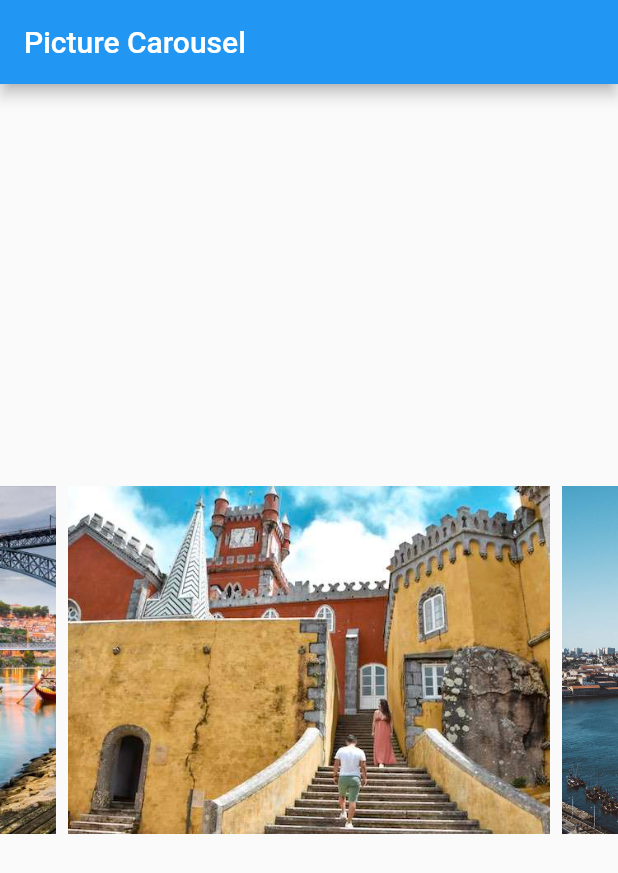
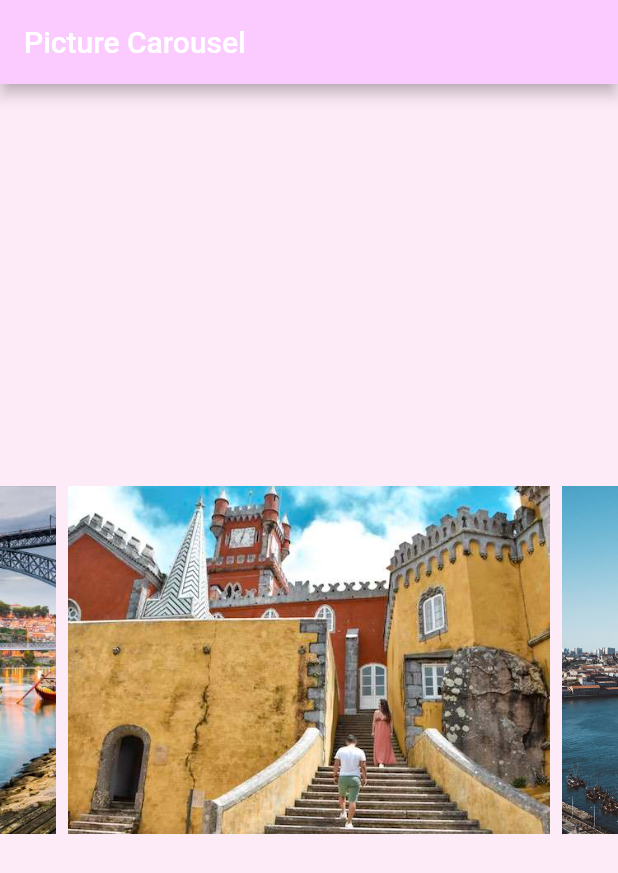
Before and after one commit to aycabadem/picture_carousel, a Flutter app: the screen it shows after launch, on a phone screen of 412 x 824 dp. Shown: the top 873 px of the screen. Run offline on Flutter 3.47's test engine with Material 2 defaults, Android fonts, the phone set to English and light mode, and no system bars; drawn by our look-alikes of carousel_slider.

Commit message:
color change

```diff
--- a/lib/main.dart
+++ b/lib/main.dart
@@ -26,9 +26,12 @@ class _MyAppState extends State<MyApp> {
       debugShowCheckedModeBanner: false,
       home: Scaffold(
         appBar: AppBar(
+          backgroundColor: Color(0xFFFBCAFF),
           title: Text('Picture Carousel'),
         ),
-        body: Center(
+        body: Container(
+          color: Color(0xFFFDEBF7),
+          child: Center(
             child: SafeArea(
               child: CarouselSlider(
                   options: CarouselOptions(autoPlay: true),
@@ -46,6 +49,7 @@ class _MyAppState extends State<MyApp> {
             ),
           ),
         ),
+      ),
     );
   }
 }
```
Lines whose indentation alone changed are shown as unchanged.
